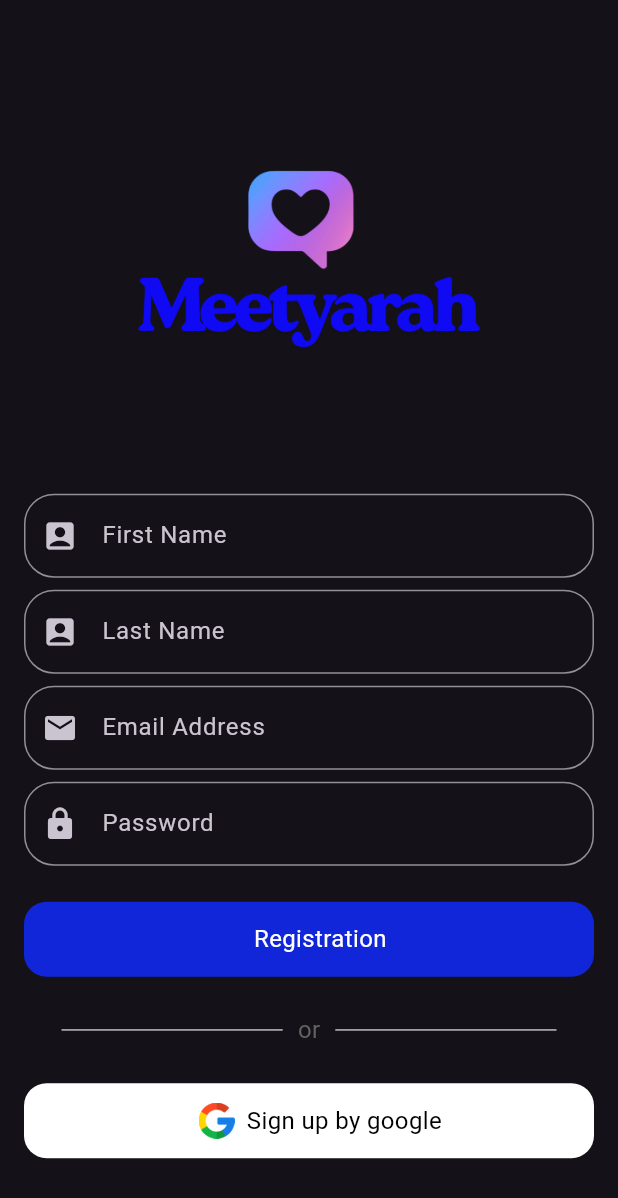
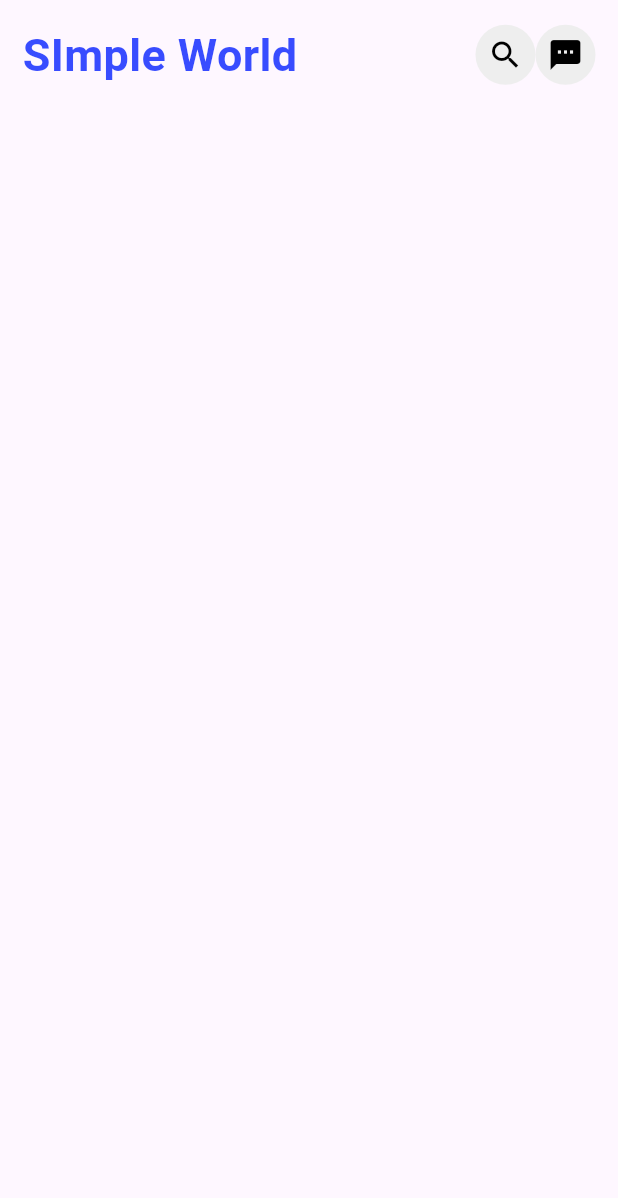
Before and after one commit to programmerrajbhai/meetyarah, a Flutter app: the screen it shows after launch, on a phone screen of 412 x 824 dp. Shown: the top 1198 px of the screen. Run offline on Flutter 3.47's test engine with Material 3 defaults, Android fonts, the phone set to English and light mode, and no system bars; our stand-ins replace get.

Commit message:
implement app bar

```diff
--- a/lib/assetsPath/image_url.dart
+++ b/lib/assetsPath/image_url.dart
@@ -4,6 +4,7 @@
   static String rootUrl= 'assets/images/';
   static String appLogo= rootUrl+"applogo.jpg";
   static String gogoleIcon= rootUrl+"google.png";
+  static String chat = rootUrl+"chat.png";
 static String appLogotransparent= rootUrl+"applogo_transparent.png";
 //  static String appLogo= rootUrl+"applogo.jpg";
  // static String appLogo= rootUrl+"applogo.jpg";
--- a/lib/main.dart
+++ b/lib/main.dart
@@ -1,5 +1,6 @@
 import 'package:flutter/material.dart';
 import 'package:get/get.dart';
+import 'package:meetyarah/ui/home/screens/baseScreens.dart';
 import 'package:meetyarah/ui/login_reg_screens/screens/login_screen.dart';
 import 'package:meetyarah/ui/login_reg_screens/screens/reg_screen.dart';
 
@@ -12,8 +13,8 @@
   Widget build(BuildContext context) {
     return GetMaterialApp(
       debugShowCheckedModeBanner: false,
-      home:  RegistrationScreens(),
-      theme: ThemeData.dark(),
+      home:  Basescreens(),
+      theme: ThemeData.light(),
     );
   }
 }
--- /dev/null
+++ b/lib/ui/home/screens/baseScreens.dart
@@ -0,0 +1,62 @@
+import 'package:flutter/material.dart';
+import 'package:get/get.dart';
+import 'package:meetyarah/assetsPath/image_url.dart';
+import 'package:meetyarah/assetsPath/textColors.dart';
+
+class Basescreens extends StatefulWidget {
+  const Basescreens({super.key});
+
+  @override
+  State<Basescreens> createState() => _BasescreensState();
+}
+
+class _BasescreensState extends State<Basescreens> {
+  @override
+  Widget build(BuildContext context) {
+    return Scaffold(
+      body: Padding(
+        padding: EdgeInsets.all(15),
+        child: Column(
+          children: [
+            Row(
+              children: [
+                Text(
+                  "SImple World",
+                  style: TextStyle(
+                    color: ColorPath.deepBlue,
+                    fontWeight: FontWeight.bold,
+                    fontSize: 30,
+                  ),
+                ),
+                Spacer(),
+                Row(
+                  children: [
+                    CircleAvatar(
+                      backgroundColor: ColorPath.softGray,
+                      child: IconButton(onPressed: (){},
+                          icon: Icon(Icons.search,
+                            color: Colors.black,
+                          size: 24,
+                          )),
+                    ),
+                    CircleAvatar(
+                      backgroundColor: ColorPath.softGray,
+                      child: IconButton(onPressed: (){},
+                          icon: Icon(Icons.sms,
+                            color: Colors.black,
+                            size: 24,
+                          )),
+                    ),
+
+                  ],
+                )
+              ],
+            ),
+
+
+          ],
+        ),
+      ),
+    );
+  }
+}
--- a/lib/ui/login_reg_screens/screens/login_screen.dart
+++ b/lib/ui/login_reg_screens/screens/login_screen.dart
@@ -3,6 +3,7 @@
 import 'package:get/get.dart';
 import 'package:meetyarah/assetsPath/image_url.dart';
 import 'package:meetyarah/assetsPath/textColors.dart';
+import 'package:meetyarah/ui/home/screens/baseScreens.dart';
 import 'package:meetyarah/ui/login_reg_screens/screens/forget_screen.dart';
 import 'package:meetyarah/ui/login_reg_screens/screens/reg_screen.dart';
 import '../widgets/Textfromfield.dart';
@@ -46,10 +47,15 @@
                 ),
               ),
               SizedBox(height: 16),
-              containnerBox(
-                bgColors: ColorPath.deepBlue,
-                text: "LOGIN",
-                textColors: Colors.white,
+              InkWell(
+                onTap: (){
+                  Get.to(Basescreens());
+                },
+                child: containnerBox(
+                  bgColors: ColorPath.deepBlue,
+                  text: "LOGIN",
+                  textColors: Colors.white,
+                ),
               ),
               SizedBox(height: 14),
               Padding(
```
Also changed, not shown: assets/images/chat.png (added), lib/ui/home/screens/discovery_screen.dart (added), lib/ui/home/screens/feed_screen.dart (added).
